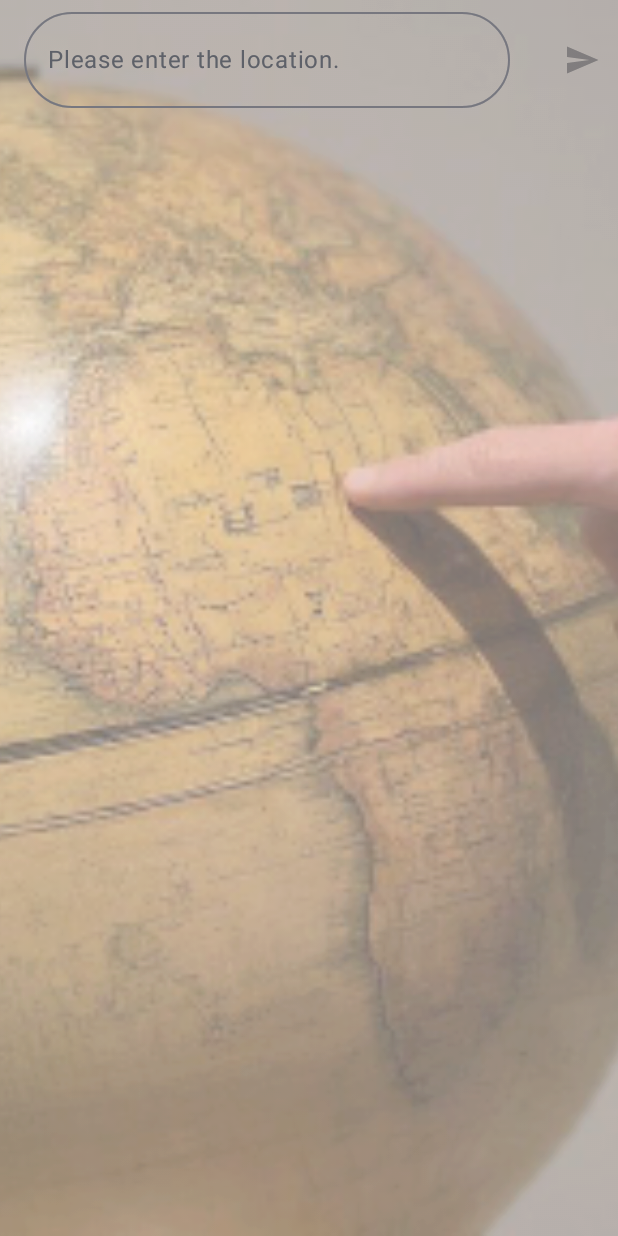
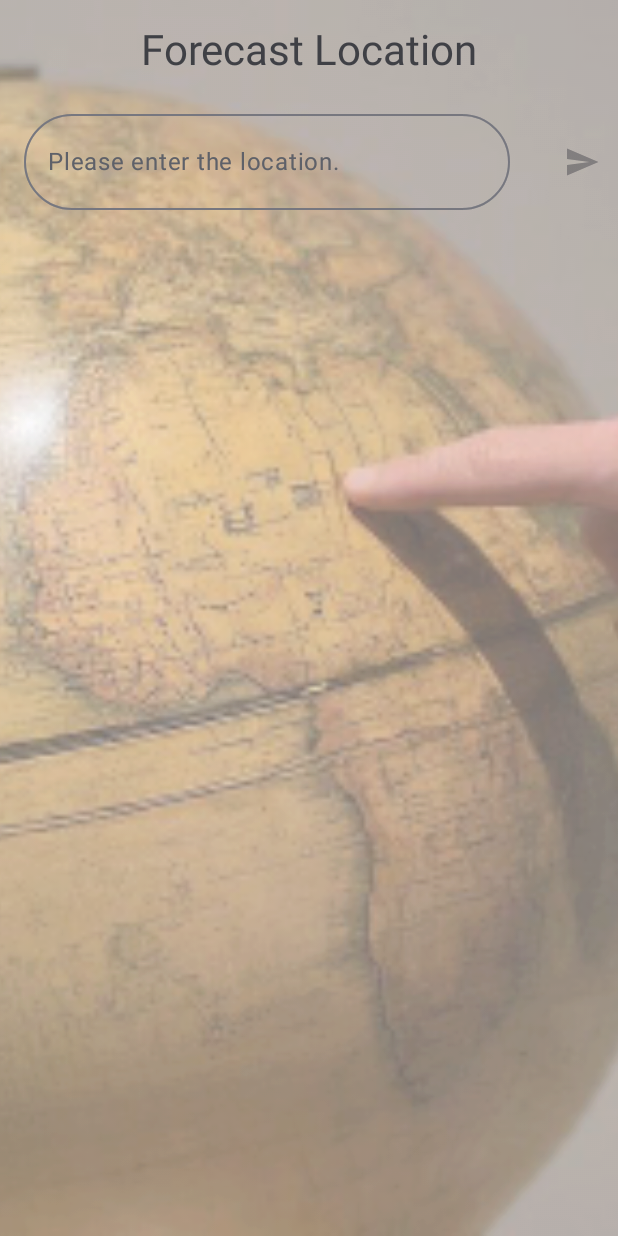
Before and after one commit to RunYouCleverBoy/WeatherExercise, an Android app built with Jetpack Compose: the WeatherScreen screen opened through its navigation route, on a phone screen of 412 x 824 dp. Run offline under Robolectric (Android 15) with nearby library versions, the phone set to English and light mode, and no system bars.

Commit message:
Strings names

```diff
--- a/app/src/main/java/com/demoapps/weather/screens/placesearch/PlaceSearchScreen.kt
+++ b/app/src/main/java/com/demoapps/weather/screens/placesearch/PlaceSearchScreen.kt
@@ -16,6 +16,7 @@ import androidx.compose.foundation.shape.RoundedCornerShape
 import androidx.compose.material3.Icon
 import androidx.compose.material3.IconButton
 import androidx.compose.material3.LinearProgressIndicator
+import androidx.compose.material3.MaterialTheme
 import androidx.compose.material3.OutlinedTextField
 import androidx.compose.material3.Text
 import androidx.compose.runtime.Composable
@@ -27,6 +28,7 @@ import androidx.compose.ui.Modifier
 import androidx.compose.ui.layout.ContentScale
 import androidx.compose.ui.res.painterResource
 import androidx.compose.ui.res.stringResource
+import androidx.compose.ui.text.style.TextAlign
 import androidx.compose.ui.tooling.preview.Preview
 import androidx.compose.ui.unit.dp
 import com.demoapps.weather.R
@@ -60,29 +62,13 @@ private fun PlaceSearchUi(
             contentScale = ContentScale.Crop,
             alpha = 0.5f,
             painter = painterResource(id = R.drawable.select_location_image),
-            contentDescription = stringResource(id = R.string.search_screen)
+            contentDescription = stringResource(id = R.string.search_screen_content_desc)
         )
         Column(modifier = Modifier.fillMaxSize()) {
-            Row(modifier = Modifier.fillMaxWidth(), verticalAlignment = Alignment.CenterVertically) {
-                OutlinedTextField(
-                    modifier = Modifier
-                        .weight(1f)
-                        .height(80.dp)
-                        .padding(horizontal = 16.dp, vertical = 8.dp),
-                    singleLine = true,
-                    shape = RoundedCornerShape(40.dp),
-
-                    value = state.searchQuery,
-                    placeholder = { Text(text = stringResource(id = R.string.location_hint)) },
-                    onValueChange = { text -> onSearchEvent(PlaceSearchEvent.OnTextChanged(text)) })
-
-                Spacer(modifier = Modifier.width(8.dp))
-
-                IconButton(enabled = state.searchQuery.isNotBlank(), onClick = { onSearchEvent(PlaceSearchEvent.OnPlaceSelected(state.searchQuery.placeToLocationModel())) }) {
-                    Icon(painter = painterResource(id = R.drawable.ic_send), contentDescription = stringResource(R.string.forecast_by_location_name))
-                }
-            }
-
+            Text(modifier = Modifier
+                .fillMaxWidth()
+                .padding(16.dp), text = stringResource(id = R.string.place_search_title), style = MaterialTheme.typography.headlineMedium.copy(textAlign = TextAlign.Center))
+            SearchRow(state, onSearchEvent)
             if (state.isLoading) {
                 LinearProgressIndicator(
                     modifier = Modifier.fillMaxWidth()
@@ -96,6 +82,29 @@ private fun PlaceSearchUi(
                     onSearchEvent(PlaceSearchEvent.OnPlaceSelected(it))
                 }
             }
+        }
+    }
+}
+
+@Composable
+private fun SearchRow(state: PlaceSearchState, onSearchEvent: (PlaceSearchEvent) -> Unit) {
+    Row(modifier = Modifier.fillMaxWidth(), verticalAlignment = Alignment.CenterVertically) {
+        OutlinedTextField(
+            modifier = Modifier
+                .weight(1f)
+                .height(80.dp)
+                .padding(horizontal = 16.dp, vertical = 8.dp),
+            singleLine = true,
+            shape = RoundedCornerShape(40.dp),
+
+            value = state.searchQuery,
+            placeholder = { Text(text = stringResource(id = R.string.location_hint)) },
+            onValueChange = { text -> onSearchEvent(PlaceSearchEvent.OnTextChanged(text)) })
+
+        Spacer(modifier = Modifier.width(8.dp))
+
+        IconButton(enabled = state.searchQuery.isNotBlank(), onClick = { onSearchEvent(PlaceSearchEvent.OnPlaceSelected(state.searchQuery.placeToLocationModel())) }) {
+            Icon(painter = painterResource(id = R.drawable.ic_send), contentDescription = stringResource(R.string.submit_name_button_content_desc))
         }
     }
 }
--- a/app/src/main/java/com/demoapps/weather/screens/weather/WeatherScreen.kt
+++ b/app/src/main/java/com/demoapps/weather/screens/weather/WeatherScreen.kt
@@ -56,7 +56,7 @@ private fun WeatherScreenUi(state: WeatherScreenState, onEvent: (WeatherScreenEv
                 alpha = 0.5f,
                 contentScale = ContentScale.Crop,
                 painter = painterResource(id = state.backgroundArt),
-                contentDescription = stringResource(id = R.string.weather_screen)
+                contentDescription = stringResource(id = R.string.weather_screen_content_desc)
             )
         }
         if (state.isLoading) {
--- a/app/src/main/java/com/demoapps/weather/screens/weather/components/WeatherScreenComponents.kt
+++ b/app/src/main/java/com/demoapps/weather/screens/weather/components/WeatherScreenComponents.kt
@@ -50,7 +50,7 @@ fun WeatherIconAndTempRow(weatherIcon: String, temperature: WeatherScreenState.W
         verticalAlignment = Alignment.CenterVertically,
         horizontalArrangement = Arrangement.SpaceEvenly
     ) {
-        AsyncImage(modifier = Modifier.aspectRatio(1.0f), model = weatherIcon, contentDescription = stringResource(id = R.string.weather_icon))
+        AsyncImage(modifier = Modifier.aspectRatio(1.0f), model = weatherIcon, contentDescription = stringResource(id = R.string.weather_icon_content_desc))
         LabeledText(label = stringResource(id = R.string.temperature), text = temperature.temperature)
         LabeledText(label = stringResource(id = R.string.feels_like), text = temperature.feelsLike)
     }
@@ -65,10 +65,10 @@ fun WeatherConditionRow(modifier: Modifier, weatherCondition: String) {
 fun Controls(modifier: Modifier = Modifier, isEnabled: Boolean, onEvent: (WeatherScreenEvent) -> Unit) {
     Column(modifier = modifier, verticalArrangement = Arrangement.spacedBy(8.dp), horizontalAlignment = Alignment.CenterHorizontally) {
         IconButton(enabled = isEnabled, onClick = { onEvent(WeatherScreenEvent.OnReloadClicked) }) {
-            Icon(painter = painterResource(id = R.drawable.ic_reload), contentDescription = stringResource(id = R.string.refresh_weather))
+            Icon(painter = painterResource(id = R.drawable.ic_reload), contentDescription = stringResource(id = R.string.refresh_weather_content_desc))
         }
         IconButton(enabled = isEnabled, onClick = { onEvent(WeatherScreenEvent.OnEditLocationClicked) }) {
-            Icon(painter = painterResource(id = R.drawable.ic_edit_location), contentDescription = stringResource(id = R.string.change_location))
+            Icon(painter = painterResource(id = R.drawable.ic_edit_location), contentDescription = stringResource(id = R.string.change_location_content_desc))
         }
     }
 }
--- a/app/src/main/res/values/strings.xml
+++ b/app/src/main/res/values/strings.xml
@@ -1,16 +1,18 @@
 <resources>
     <string name="app_name">Weather</string>
-    <string name="location_hint">Please enter the location.</string>
-    <string name="search_screen">Search screen</string>
-    <string name="weather_screen">Weather</string>
-    <string name="forecast_by_location_name">Submit location name</string>
+    <string name="err_bad_request">App malfunction. Please contact support</string>
     <string name="err_location_not_found">Location not found</string>
     <string name="err_server_error">Server error</string>
     <string name="err_unknown_error">Unknown error. Please check your network connections</string>
-    <string name="err_bad_request">App malfunction. Please contact support</string>
-    <string name="weather_icon">Weather icon</string>
+    <string name="feels_like">Feels like</string>
+    <string name="location_hint">Please enter the location.</string>
+    <string name="place_search_title">Forecast Location</string>
     <string name="temperature">Temperature</string>
-    <string name="feels_like">Feels like</string>
-    <string name="refresh_weather">Refresh</string>
-    <string name="change_location">Edit location</string>
+
+    <string name="change_location_content_desc">Edit location</string>
+    <string name="refresh_weather_content_desc">Refresh</string>
+    <string name="search_screen_content_desc">Search screen</string>
+    <string name="submit_name_button_content_desc">Submit location name</string>
+    <string name="weather_icon_content_desc">Weather icon</string>
+    <string name="weather_screen_content_desc">Weather</string>
 </resources>
```
